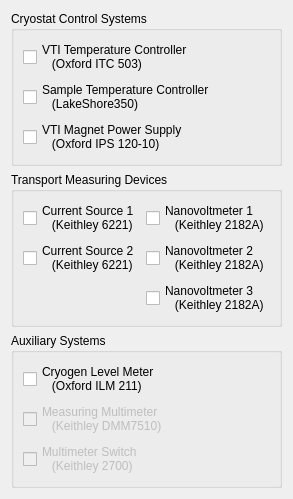
First picture: the form in configurations/Systems_online.ui, repository Cryostat-GUI/Cryostat-GUI, before the edit.
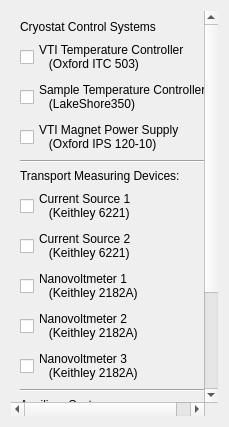
Second picture: the form after the edit.

Commit message: start for more preferences windows

Diff of the .ui file:
```diff
--- a/configurations/Systems_online.ui
+++ b/configurations/Systems_online.ui
@@ -6,54 +6,52 @@
    <rect>
     <x>0</x>
     <y>0</y>
-    <width>261</width>
-    <height>435</height>
+    <width>229</width>
+    <height>427</height>
    </rect>
   </property>
+  <property name="minimumSize">
+   <size>
+    <width>229</width>
+    <height>0</height>
+   </size>
+  </property>
   <property name="windowTitle">
    <string>Systems Online</string>
   </property>
+  <layout class="QGridLayout" name="gridLayout">
+   <item row="0" column="0">
+    <widget class="QScrollArea" name="scrollArea">
+     <property name="frameShape">
+      <enum>QFrame::NoFrame</enum>
+     </property>
+     <property name="frameShadow">
+      <enum>QFrame::Plain</enum>
+     </property>
+     <property name="verticalScrollBarPolicy">
+      <enum>Qt::ScrollBarAlwaysOn</enum>
+     </property>
+     <property name="widgetResizable">
+      <bool>true</bool>
+     </property>
+     <widget class="QWidget" name="scrollAreaWidgetContents">
+      <property name="geometry">
+       <rect>
+        <x>0</x>
+        <y>0</y>
+        <width>194</width>
+        <height>483</height>
+       </rect>
+      </property>
   <layout class="QGridLayout" name="gridLayout_4">
    <item row="0" column="0">
-    <widget class="QGroupBox" name="groupBox">
-     <property name="title">
+        <widget class="QLabel" name="label_2">
+         <property name="text">
       <string>Cryostat Control Systems</string>
      </property>
-     <layout class="QGridLayout" name="gridLayout">
-      <item row="2" column="0">
-       <widget class="QCheckBox" name="checkBox_2">
-        <property name="text">
-         <string>VTI Magnet Power Supply 
-   (Oxford IPS 120-10)</string>
-        </property>
-       </widget>
-      </item>
-      <item row="0" column="0">
-       <widget class="QCheckBox" name="checkBox_3">
-        <property name="text">
-         <string>VTI Temperature Controller 
-   (Oxford ITC 503)</string>
-        </property>
-       </widget>
-      </item>
-      <item row="1" column="0">
-       <widget class="QCheckBox" name="checkBox_4">
-        <property name="text">
-         <string>Sample Temperature Controller 
-   (LakeShore350)</string>
-        </property>
-       </widget>
-      </item>
-     </layout>
-    </widget>
-   </item>
-   <item row="1" column="0">
-    <widget class="QGroupBox" name="groupBox_2">
-     <property name="title">
-      <string>Transport Measuring Devices</string>
-     </property>
-     <layout class="QGridLayout" name="gridLayout_2">
-      <item row="0" column="1">
+        </widget>
+       </item>
+       <item row="8" column="0">
        <widget class="QCheckBox" name="checkBox_7">
         <property name="text">
          <string>Nanovoltmeter 1 
@@ -61,23 +59,7 @@
         </property>
        </widget>
       </item>
-      <item row="0" column="0">
-       <widget class="QCheckBox" name="checkBox_5">
-        <property name="text">
-         <string>Current Source 1 
-   (Keithley 6221)</string>
-        </property>
-       </widget>
-      </item>
-      <item row="1" column="0">
-       <widget class="QCheckBox" name="checkBox_6">
-        <property name="text">
-         <string>Current Source 2 
-   (Keithley 6221)</string>
-        </property>
-       </widget>
-      </item>
-      <item row="1" column="1">
+       <item row="9" column="0">
        <widget class="QCheckBox" name="checkBox_8">
         <property name="text">
          <string>Nanovoltmeter 2 
@@ -85,7 +67,7 @@
         </property>
        </widget>
       </item>
-      <item row="2" column="1">
+       <item row="10" column="0">
        <widget class="QCheckBox" name="checkBox_9">
         <property name="text">
          <string>Nanovoltmeter 3 
@@ -93,16 +75,7 @@
         </property>
        </widget>
       </item>
-     </layout>
-    </widget>
-   </item>
-   <item row="2" column="0">
-    <widget class="QGroupBox" name="groupBox_3">
-     <property name="title">
-      <string>Auxiliary Systems</string>
-     </property>
-     <layout class="QGridLayout" name="gridLayout_3">
-      <item row="1" column="0">
+       <item row="14" column="0">
        <widget class="QCheckBox" name="checkBox_10">
         <property name="enabled">
          <bool>false</bool>
@@ -113,7 +86,14 @@
         </property>
        </widget>
       </item>
-      <item row="0" column="0">
+       <item row="5" column="0">
+        <widget class="QLabel" name="label">
+         <property name="text">
+          <string>Transport Measuring Devices:</string>
+         </property>
+        </widget>
+       </item>
+       <item row="13" column="0">
        <widget class="QCheckBox" name="checkBox">
         <property name="text">
          <string>Cryogen Level Meter 
@@ -121,7 +101,7 @@
         </property>
        </widget>
       </item>
-      <item row="2" column="0">
+       <item row="15" column="0">
        <widget class="QCheckBox" name="checkBox_11">
         <property name="enabled">
          <bool>false</bool>
@@ -132,7 +112,69 @@
         </property>
        </widget>
       </item>
-     </layout>
+       <item row="2" column="0">
+        <widget class="QCheckBox" name="checkBox_4">
+         <property name="text">
+          <string>Sample Temperature Controller 
+   (LakeShore350)</string>
+         </property>
+        </widget>
+       </item>
+       <item row="3" column="0">
+        <widget class="QCheckBox" name="checkBox_2">
+         <property name="text">
+          <string>VTI Magnet Power Supply 
+   (Oxford IPS 120-10)</string>
+         </property>
+        </widget>
+       </item>
+       <item row="6" column="0">
+        <widget class="QCheckBox" name="checkBox_5">
+         <property name="text">
+          <string>Current Source 1 
+   (Keithley 6221)</string>
+         </property>
+        </widget>
+       </item>
+       <item row="12" column="0">
+        <widget class="QLabel" name="label_3">
+         <property name="text">
+          <string>Auxiliary Systems</string>
+         </property>
+        </widget>
+       </item>
+       <item row="1" column="0">
+        <widget class="QCheckBox" name="checkBox_3">
+         <property name="text">
+          <string>VTI Temperature Controller 
+   (Oxford ITC 503)</string>
+         </property>
+        </widget>
+       </item>
+       <item row="7" column="0">
+        <widget class="QCheckBox" name="checkBox_6">
+         <property name="text">
+          <string>Current Source 2 
+   (Keithley 6221)</string>
+         </property>
+        </widget>
+       </item>
+       <item row="4" column="0">
+        <widget class="Line" name="line_2">
+         <property name="orientation">
+          <enum>Qt::Horizontal</enum>
+         </property>
+        </widget>
+       </item>
+       <item row="11" column="0">
+        <widget class="Line" name="line">
+         <property name="orientation">
+          <enum>Qt::Horizontal</enum>
+         </property>
+        </widget>
+       </item>
+      </layout>
+     </widget>
     </widget>
    </item>
   </layout>
```
Lines whose indentation alone changed are shown as unchanged. The commit also changes 1 other file.
